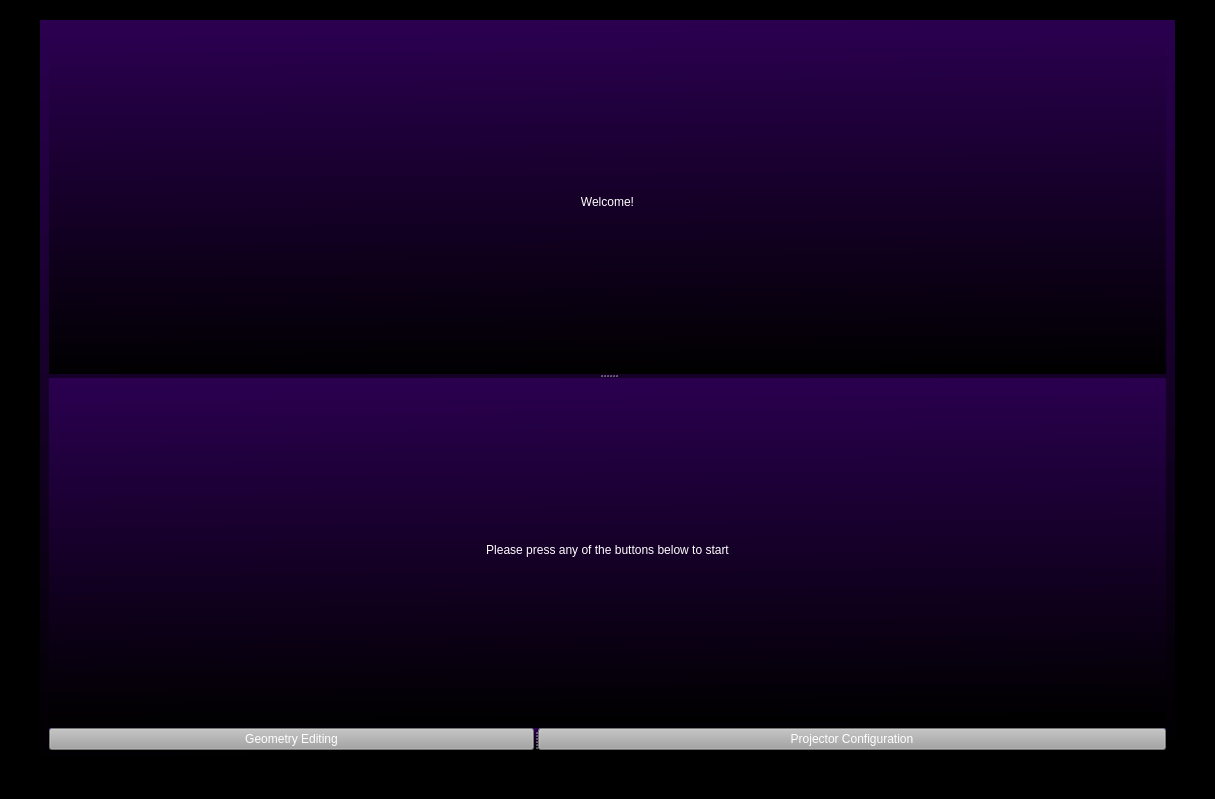
Old version of the form GUI/MainWindow.ui in the repository K3N-TR4N/Project-Edge-Blending.
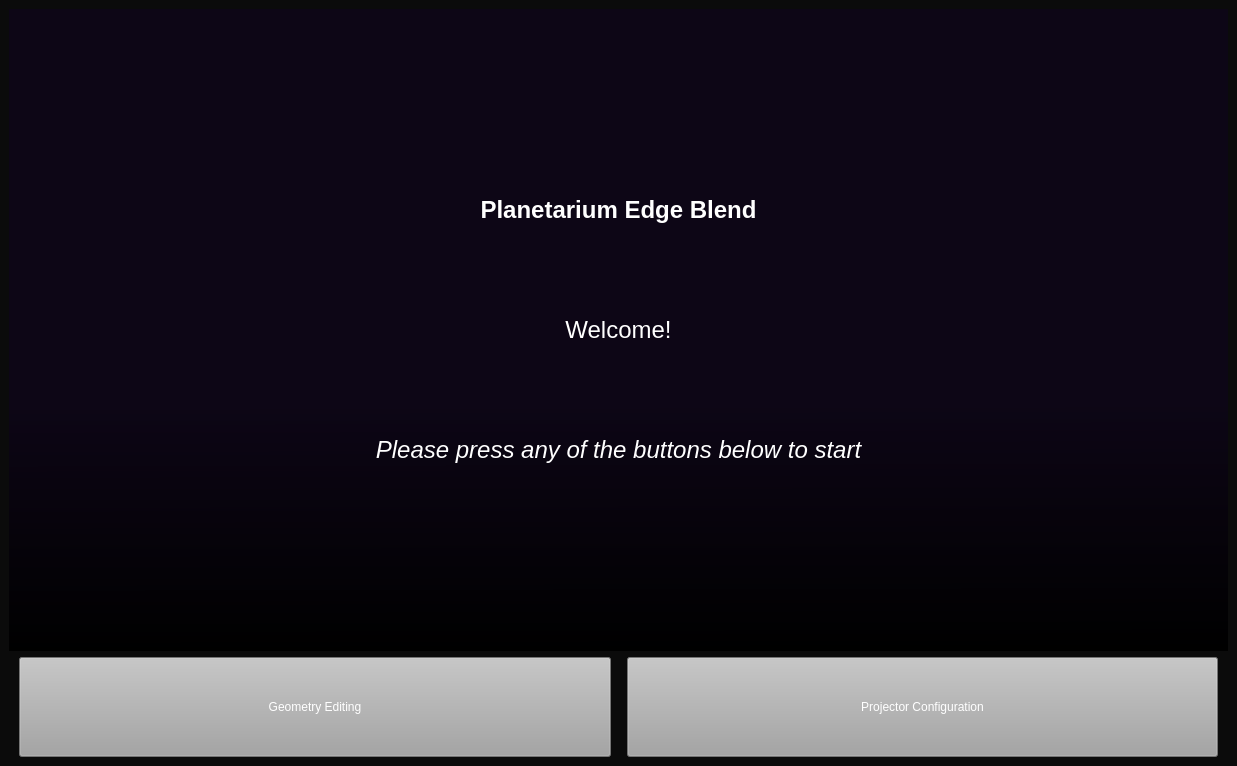
New version of the form.

Commit message: UI changes before demo day: - Background lightened - Minimization layouts for ProConfig, MainWin & GeoEdit - Mainwindow buttons bigger & spaced

What changed in the file:
```diff
--- a/GUI/MainWindow.ui
+++ b/GUI/MainWindow.ui
@@ -2,92 +2,87 @@
 <ui version="4.0">
  <class>MainWindow</class>
  <widget class="QMainWindow" name="MainWindow">
+  <property name="enabled">
+   <bool>true</bool>
+  </property>
   <property name="geometry">
    <rect>
     <x>0</x>
     <y>0</y>
-    <width>1215</width>
-    <height>799</height>
+    <width>1237</width>
+    <height>766</height>
    </rect>
   </property>
+  <property name="minimumSize">
+   <size>
+    <width>0</width>
+    <height>0</height>
+   </size>
+  </property>
+  <property name="baseSize">
+   <size>
+    <width>1531</width>
+    <height>900</height>
+   </size>
+  </property>
   <property name="windowTitle">
    <string>MainWindow</string>
   </property>
   <property name="styleSheet">
-   <string notr="true">background-color: rgb(77, 77, 77);
-color: rgb(255, 255, 255);
-background-color: rgb(0, 0, 0);</string>
+   <string notr="true">color: rgb(255, 255, 255);
+background-color: rgb(11, 11, 11);</string>
   </property>
   <property name="documentMode">
    <bool>false</bool>
   </property>
   <widget class="QWidget" name="centralwidget">
-   <layout class="QVBoxLayout" name="verticalLayout_2">
-    <property name="leftMargin">
-     <number>40</number>
-    </property>
-    <property name="topMargin">
-     <number>20</number>
-    </property>
-    <property name="rightMargin">
-     <number>40</number>
-    </property>
-    <property name="bottomMargin">
-     <number>40</number>
-    </property>
-    <item>
-     <widget class="QWidget" name="mainmenu_widget" native="true">
-      <property name="font">
-       <font>
-        <weight>50</weight>
-        <bold>false</bold>
-       </font>
-      </property>
-      <property name="styleSheet">
-       <string notr="true">background-color: rgb(106, 106, 106);
-background-color: qlineargradient(spread:pad, x1:0.534, y1:0, x2:0.563, y2:1, stop:0 rgba(42, 0, 79, 255), stop:1 rgba(0, 0, 0, 255));</string>
-      </property>
-      <layout class="QVBoxLayout" name="verticalLayout_3">
-       <item>
-        <widget class="QSplitter" name="splitter">
-         <property name="orientation">
-          <enum>Qt::Vertical</enum>
-         </property>
-         <widget class="QLabel" name="welcome_label">
-          <property name="styleSheet">
-           <string notr="true">font: 18pt &quot;MS Shell Dlg 2&quot;;
-
-</string>
-          </property>
-          <property name="text">
-           <string>Welcome!</string>
-          </property>
-          <property name="alignment">
-           <set>Qt::AlignCenter</set>
-          </property>
-         </widget>
+   <layout class="QGridLayout" name="gridLayout_2">
+    <item row="0" column="0">
+     <layout class="QGridLayout" name="gridLayout">
+      <item row="0" column="0">
          <widget class="QLabel" name="label">
-          <property name="autoFillBackground">
-           <bool>false</bool>
+        <property name="minimumSize">
+         <size>
+          <width>600</width>
+          <height>300</height>
+         </size>
           </property>
           <property name="styleSheet">
-           <string notr="true">font: 14pt &quot;MS Shell Dlg 2&quot;;</string>
+         <string notr="true">background-color: qlineargradient(spread:pad, x1:0.506, y1:0, x2:0.511, y2:1, stop:0.613636 rgba(13, 6, 22, 255), stop:1 rgba(0, 0, 0, 255));</string>
           </property>
           <property name="text">
-           <string>Please press any of the buttons below to start</string>
-          </property>
-          <property name="alignment">
-           <set>Qt::AlignCenter</set>
-          </property>
-         </widget>
-        </widget>
-       </item>
+         <string>&lt;html&gt;&lt;head/&gt;&lt;body&gt;&lt;p align=&quot;center&quot;&gt;&lt;span style=&quot; font-size:18pt; font-weight:600; color:#ffffff;&quot;&gt;Planetarium Edge Blend&lt;/span&gt;&lt;/p&gt;&lt;p align=&quot;center&quot;&gt;&lt;span style=&quot; color:#ffffff;&quot;&gt;&lt;br/&gt;&lt;/span&gt;&lt;/p&gt;&lt;p align=&quot;center&quot;&gt;&lt;span style=&quot; color:#ffffff;&quot;&gt;&lt;br/&gt;&lt;/span&gt;&lt;/p&gt;&lt;p align=&quot;center&quot;&gt;&lt;span style=&quot; font-size:18pt; color:#ffffff;&quot;&gt;Welcome!&lt;/span&gt;&lt;/p&gt;&lt;p align=&quot;center&quot;&gt;&lt;span style=&quot; color:#ffffff;&quot;&gt;&lt;br/&gt;&lt;/span&gt;&lt;/p&gt;&lt;p align=&quot;center&quot;&gt;&lt;span style=&quot; color:#ffffff;&quot;&gt;&lt;br/&gt;&lt;/span&gt;&lt;/p&gt;&lt;p align=&quot;center&quot;&gt;&lt;span style=&quot; font-size:18pt; font-style:italic; color:#ffffff;&quot;&gt;Please press any of the buttons below to start&lt;/span&gt;&lt;/p&gt;&lt;/body&gt;&lt;/html&gt;</string>
+        </property>
+       </widget>
+      </item>
+      <item row="1" column="0">
+       <layout class="QVBoxLayout" name="verticalLayout">
        <item>
-        <widget class="QSplitter" name="splitter_2">
+         <layout class="QHBoxLayout" name="horizontalLayout">
+          <item>
+           <spacer name="horizontalSpacer_3">
          <property name="orientation">
           <enum>Qt::Horizontal</enum>
          </property>
+            <property name="sizeType">
+             <enum>QSizePolicy::Fixed</enum>
+            </property>
+            <property name="sizeHint" stdset="0">
+             <size>
+              <width>10</width>
+              <height>20</height>
+             </size>
+            </property>
+           </spacer>
+          </item>
+          <item>
          <widget class="QPushButton" name="GeometryEdit_btn">
+            <property name="minimumSize">
+             <size>
+              <width>400</width>
+              <height>100</height>
+             </size>
+            </property>
           <property name="styleSheet">
            <string notr="true">QPushButton {
 background-color: rgb(162, 162, 162);
@@ -105,8 +100,35 @@
           <property name="text">
            <string>Geometry Editing</string>
           </property>
-         </widget>
+            <attribute name="buttonGroup">
+             <string notr="true">buttonGroup</string>
+            </attribute>
+           </widget>
+          </item>
+          <item>
+           <spacer name="horizontalSpacer">
+            <property name="orientation">
+             <enum>Qt::Horizontal</enum>
+            </property>
+            <property name="sizeType">
+             <enum>QSizePolicy::Fixed</enum>
+            </property>
+            <property name="sizeHint" stdset="0">
+             <size>
+              <width>10</width>
+              <height>20</height>
+             </size>
+            </property>
+           </spacer>
+          </item>
+          <item>
          <widget class="QPushButton" name="ProjectorConfig_btn">
+            <property name="minimumSize">
+             <size>
+              <width>400</width>
+              <height>100</height>
+             </size>
+            </property>
           <property name="styleSheet">
            <string notr="true">QPushButton {
 background-color: rgb(162, 162, 162);
@@ -124,11 +146,32 @@
           <property name="text">
            <string>Projector Configuration</string>
           </property>
-         </widget>
-        </widget>
-       </item>
-      </layout>
-     </widget>
+            <attribute name="buttonGroup">
+             <string notr="true">buttonGroup</string>
+            </attribute>
+           </widget>
+          </item>
+          <item>
+           <spacer name="horizontalSpacer_2">
+            <property name="orientation">
+             <enum>Qt::Horizontal</enum>
+            </property>
+            <property name="sizeType">
+             <enum>QSizePolicy::Fixed</enum>
+            </property>
+            <property name="sizeHint" stdset="0">
+             <size>
+              <width>10</width>
+              <height>20</height>
+             </size>
+            </property>
+           </spacer>
+          </item>
+         </layout>
+        </item>
+       </layout>
+      </item>
+     </layout>
     </item>
    </layout>
   </widget>
```
Left out of the diff: 3 changed lines with no effect on the pictures. Lines whose indentation alone changed are shown as unchanged. The commit also changes 3 other files.
